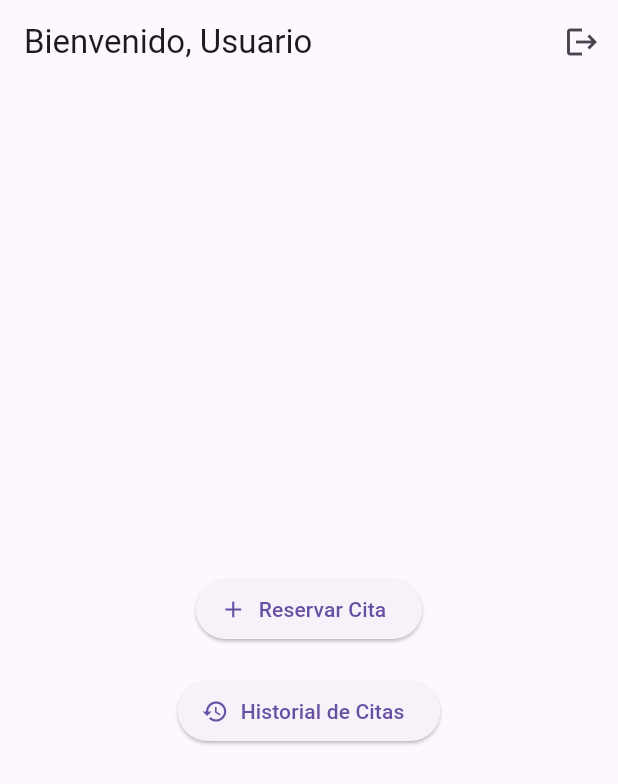
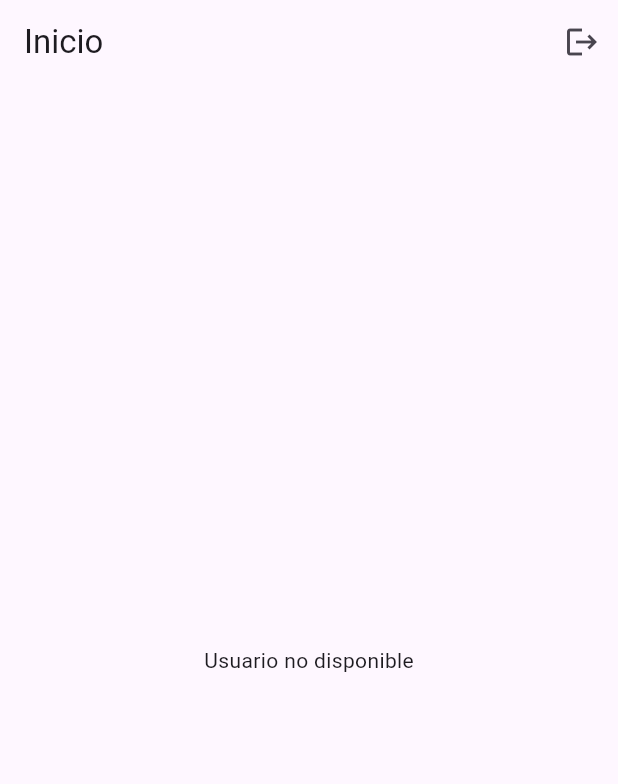
Before and after one commit to Renevc14/M3_Mobile, a Flutter app: the HomeScreen screen opened directly, on a phone screen of 412 x 824 dp. Shown: the top 784 px of the screen. Run offline on Flutter 3.47's test engine with Material 3 defaults, Android fonts, the phone set to English and light mode, and no system bars; our stand-ins replace audioplayers, flutter_riverpod, image_picker, sqflite; accounts and stored records are empty.

Commit message:
app con camara

```diff
--- a/proyectoFinal/medico/lib/screens/home_screen.dart
+++ b/proyectoFinal/medico/lib/screens/home_screen.dart
@@ -1,5 +1,4 @@
-// screens/home_screen.dart
-
+import 'dart:io';
 import 'package:flutter/material.dart';
 import 'package:flutter_riverpod/flutter_riverpod.dart';
 import '../providers/auth_provider.dart';
@@ -15,7 +14,7 @@ class HomeScreen extends ConsumerWidget {
 
     return Scaffold(
       appBar: AppBar(
-        title: Text('Bienvenido, ${user?.username ?? 'Usuario'}'),
+        title: const Text('Inicio'),
         actions: [
           IconButton(
             icon: const Icon(Icons.logout),
@@ -23,33 +22,115 @@ class HomeScreen extends ConsumerWidget {
               ref.read(authProvider.notifier).logout();
               Navigator.popUntil(context, (route) => route.isFirst);
             },
-          )
+          ),
         ],
       ),
-      body: Center(
+      body:
+          user == null
+              ? const Center(child: Text('Usuario no disponible'))
+              : Column(
+                children: [
+                  // Carné digital
+                  Container(
+                    margin: const EdgeInsets.all(16),
+                    padding: const EdgeInsets.all(16),
+                    width: double.infinity,
+                    decoration: BoxDecoration(
+                      color: Colors.blue.shade700,
+                      borderRadius: BorderRadius.circular(20),
+                    ),
                     child: Column(
-          mainAxisAlignment: MainAxisAlignment.center,
+                      crossAxisAlignment: CrossAxisAlignment.center,
                       children: [
-            ElevatedButton.icon(
-              icon: const Icon(Icons.add),
-              label: const Text('Reservar Cita'),
-              onPressed: () => Navigator.push(
-                context,
-                MaterialPageRoute(builder: (_) => const AppointmentForm()),
+                        if (user.imagePath != null)
+                          CircleAvatar(
+                            radius: 40,
+                            backgroundImage: FileImage(File(user.imagePath!)),
+                          ),
+                        const SizedBox(height: 10),
+                        const Icon(
+                          Icons.credit_card,
+                          color: Colors.white,
+                          size: 28,
+                        ),
+                        const SizedBox(height: 5),
+                        const Text(
+                          'Ver Carné Digital',
+                          style: TextStyle(color: Colors.white),
+                        ),
+                        const SizedBox(height: 5),
+                        const Text(
+                          'TITULAR',
+                          style: TextStyle(
+                            color: Colors.white,
+                            fontWeight: FontWeight.bold,
                           ),
                         ),
-            const SizedBox(height: 20),
-            ElevatedButton.icon(
-              icon: const Icon(Icons.history),
-              label: const Text('Historial de Citas'),
-              onPressed: () => Navigator.push(
-                context,
-                MaterialPageRoute(builder: (_) => const AppointmentHistory()),
-              ),
+                        Text(
+                          user.username.toUpperCase(),
+                          textAlign: TextAlign.center,
+                          style: const TextStyle(color: Colors.white),
                         ),
                       ],
                     ),
                   ),
+                  const SizedBox(height: 10),
+
+                  // Botones
+                  Row(
+                    mainAxisAlignment: MainAxisAlignment.spaceEvenly,
+                    children: [
+                      ElevatedButton.icon(
+                        style: ElevatedButton.styleFrom(
+                          backgroundColor: Colors.blue,
+                          foregroundColor: Colors.white,
+                          padding: const EdgeInsets.symmetric(
+                            horizontal: 24,
+                            vertical: 16,
+                          ),
+                          shape: RoundedRectangleBorder(
+                            borderRadius: BorderRadius.circular(12),
+                          ),
+                        ),
+                        icon: const Icon(Icons.calendar_today),
+                        label: const Text('Solicitar Cita Médica'),
+                        onPressed: () {
+                          Navigator.push(
+                            context,
+                            MaterialPageRoute(
+                              builder: (_) => const AppointmentForm(),
+                            ),
+                          );
+                        },
+                      ),
+                      ElevatedButton.icon(
+                        style: ElevatedButton.styleFrom(
+                          backgroundColor: Colors.white,
+                          foregroundColor: Colors.blue,
+                          side: const BorderSide(color: Colors.blue),
+                          padding: const EdgeInsets.symmetric(
+                            horizontal: 24,
+                            vertical: 16,
+                          ),
+                          shape: RoundedRectangleBorder(
+                            borderRadius: BorderRadius.circular(12),
+                          ),
+                        ),
+                        icon: const Icon(Icons.history),
+                        label: const Text('Historial de Citas'),
+                        onPressed: () {
+                          Navigator.push(
+                            context,
+                            MaterialPageRoute(
+                              builder: (_) => const AppointmentHistory(),
+                            ),
+                          );
+                        },
+                      ),
+                    ],
+                  ),
+                ],
+              ),
     );
   }
 }
```
Also changed, not shown: proyectoFinal/medico/lib/models/user_model.dart (+9 -3 lines), proyectoFinal/medico/lib/providers/auth_provider.dart (+5 -5 lines), proyectoFinal/medico/lib/screens/register_screen.dart (+36 -13 lines), proyectoFinal/medico/lib/services/database_service.dart (+5 -3 lines). Lines whose indentation alone changed are shown as unchanged.
